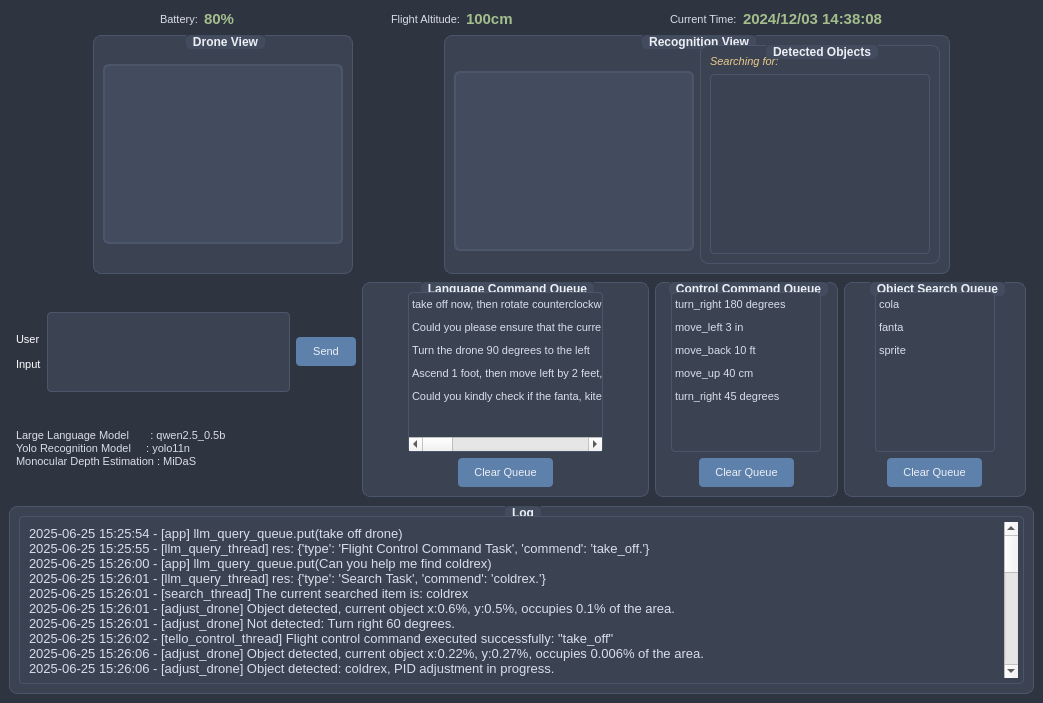
wp19991/LMUCS, file app/ui/main_window.ui: the form before one commit.
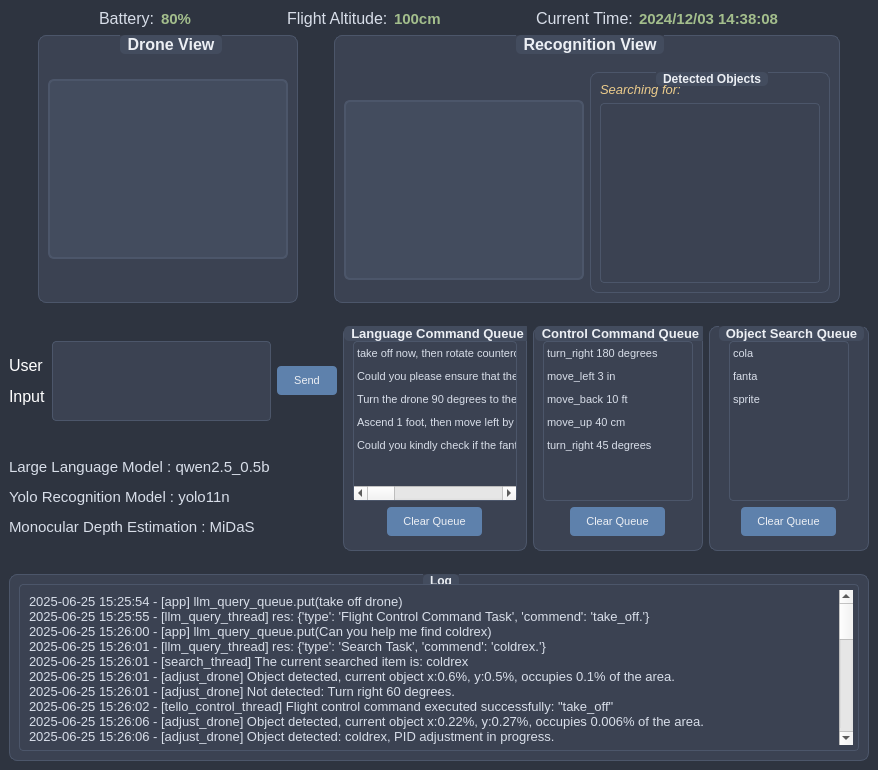
The form after the commit. Icons and pictures are not drawn.

Diff of the .ui file:
```diff
--- a/app/ui/main_window.ui
+++ b/app/ui/main_window.ui
@@ -6,8 +6,8 @@
    <rect>
     <x>0</x>
     <y>0</y>
-    <width>1043</width>
-    <height>703</height>
+    <width>878</width>
+    <height>770</height>
    </rect>
   </property>
   <property name="windowTitle">
@@ -112,8 +112,13 @@
       </item>
       <item>
        <widget class="QLabel" name="label_5">
+        <property name="font">
+         <font>
+          <pointsize>8</pointsize>
+         </font>
+        </property>
         <property name="text">
-         <string>Battery:</string>
+         <string>&lt;html&gt;&lt;head/&gt;&lt;body&gt;&lt;p&gt;&lt;span style=&quot; font-size:12pt;&quot;&gt;Battery:&lt;/span&gt;&lt;/p&gt;&lt;/body&gt;&lt;/html&gt;</string>
         </property>
        </widget>
       </item>
@@ -139,8 +144,13 @@
       </item>
       <item>
        <widget class="QLabel" name="label_7">
+        <property name="font">
+         <font>
+          <pointsize>8</pointsize>
+         </font>
+        </property>
         <property name="text">
-         <string>Flight Altitude:</string>
+         <string>&lt;html&gt;&lt;head/&gt;&lt;body&gt;&lt;p&gt;&lt;span style=&quot; font-size:12pt;&quot;&gt;Flight Altitude:&lt;/span&gt;&lt;/p&gt;&lt;/body&gt;&lt;/html&gt;</string>
         </property>
        </widget>
       </item>
@@ -166,8 +176,13 @@
       </item>
       <item>
        <widget class="QLabel" name="label_9">
+        <property name="font">
+         <font>
+          <pointsize>8</pointsize>
+         </font>
+        </property>
         <property name="text">
-         <string>Current Time:</string>
+         <string>&lt;html&gt;&lt;head/&gt;&lt;body&gt;&lt;p&gt;&lt;span style=&quot; font-size:12pt;&quot;&gt;Current Time:&lt;/span&gt;&lt;/p&gt;&lt;/body&gt;&lt;/html&gt;</string>
         </property>
        </widget>
       </item>
@@ -202,7 +217,7 @@
         </property>
         <property name="sizeHint" stdset="0">
          <size>
-          <width>40</width>
+          <width>5</width>
           <height>20</height>
          </size>
         </property>
@@ -210,6 +225,13 @@
       </item>
       <item>
        <widget class="QGroupBox" name="groupBox">
+        <property name="font">
+         <font>
+          <pointsize>12</pointsize>
+          <weight>75</weight>
+          <bold>true</bold>
+         </font>
+        </property>
         <property name="title">
          <string>Drone View</string>
         </property>
@@ -249,7 +271,7 @@
         </property>
         <property name="sizeHint" stdset="0">
          <size>
-          <width>40</width>
+          <width>5</width>
           <height>20</height>
          </size>
         </property>
@@ -263,95 +285,18 @@
           <verstretch>0</verstretch>
          </sizepolicy>
         </property>
+        <property name="font">
+         <font>
+          <pointsize>12</pointsize>
+          <weight>75</weight>
+          <bold>true</bold>
+         </font>
+        </property>
         <property name="title">
          <string>Recognition View</string>
         </property>
-        <layout class="QHBoxLayout" name="horizontalLayout">
-         <item>
-          <layout class="QVBoxLayout" name="verticalLayout_2">
-           <property name="spacing">
-            <number>0</number>
-           </property>
-           <property name="leftMargin">
-            <number>0</number>
-           </property>
-           <property name="topMargin">
-            <number>7</number>
-           </property>
-           <property name="rightMargin">
-            <number>0</number>
-           </property>
-           <property name="bottomMargin">
-            <number>7</number>
-           </property>
-           <item>
-            <widget class="QLabel" name="label_2">
-             <property name="minimumSize">
-              <size>
-               <width>240</width>
-               <height>9</height>
-              </size>
-             </property>
-             <property name="maximumSize">
-              <size>
-               <width>240</width>
-               <height>9</height>
-              </size>
-             </property>
-             <property name="lineWidth">
-              <number>0</number>
-             </property>
-             <property name="text">
-              <string/>
-             </property>
-             <property name="pixmap">
-              <pixmap resource="../res/app.qrc">:/png/png/near_far_p.png</pixmap>
-             </property>
-             <property name="scaledContents">
-              <bool>true</bool>
-             </property>
-             <property name="alignment">
-              <set>Qt::AlignCenter</set>
-             </property>
-            </widget>
-           </item>
-           <item>
-            <widget class="QLabel" name="label_img_predicted">
-             <property name="minimumSize">
-              <size>
-               <width>240</width>
-               <height>180</height>
-              </size>
-             </property>
-             <property name="maximumSize">
-              <size>
-               <width>240</width>
-               <height>180</height>
-              </size>
-             </property>
-             <property name="lineWidth">
-              <number>0</number>
-             </property>
-             <property name="text">
-              <string/>
-             </property>
-             <property name="pixmap">
-              <pixmap resource="../res/app.qrc">:/png/png/v_depth.jpg</pixmap>
-             </property>
-             <property name="scaledContents">
-              <bool>true</bool>
-             </property>
-             <property name="alignment">
-              <set>Qt::AlignCenter</set>
-             </property>
-             <property name="indent">
-              <number>-1</number>
-             </property>
-            </widget>
-           </item>
-          </layout>
-         </item>
-         <item>
+        <layout class="QGridLayout" name="gridLayout">
+         <item row="1" column="1">
           <widget class="QGroupBox" name="groupBox_7">
            <property name="sizePolicy">
             <sizepolicy hsizetype="Preferred" vsizetype="Expanding">
@@ -372,7 +317,7 @@
             <item>
              <widget class="QLabel" name="label_now_search_name">
               <property name="text">
-               <string>Searching for:</string>
+               <string>&lt;html&gt;&lt;head/&gt;&lt;body&gt;&lt;p&gt;&lt;span style=&quot; font-size:10pt;&quot;&gt;Searching for:&lt;/span&gt;&lt;/p&gt;&lt;/body&gt;&lt;/html&gt;</string>
               </property>
              </widget>
             </item>
@@ -407,6 +352,116 @@
            </layout>
           </widget>
          </item>
+         <item row="1" column="0">
+          <layout class="QVBoxLayout" name="verticalLayout_2">
+           <property name="spacing">
+            <number>0</number>
+           </property>
+           <property name="leftMargin">
+            <number>0</number>
+           </property>
+           <property name="topMargin">
+            <number>7</number>
+           </property>
+           <property name="rightMargin">
+            <number>0</number>
+           </property>
+           <property name="bottomMargin">
+            <number>7</number>
+           </property>
+           <item>
+            <widget class="QLabel" name="label_2">
+             <property name="minimumSize">
+              <size>
+               <width>240</width>
+               <height>9</height>
+              </size>
+             </property>
+             <property name="maximumSize">
+              <size>
+               <width>240</width>
+               <height>9</height>
+              </size>
+             </property>
+             <property name="lineWidth">
+              <number>0</number>
+             </property>
+             <property name="text">
+              <string/>
+             </property>
+             <property name="pixmap">
+              <pixmap resource="../res/app.qrc">:/png/png/near_far_p.png</pixmap>
+             </property>
+             <property name="scaledContents">
+              <bool>true</bool>
+             </property>
+             <property name="alignment">
+              <set>Qt::AlignCenter</set>
+             </property>
+            </widget>
+           </item>
+           <item>
+            <widget class="QLabel" name="label_img_predicted">
+             <property name="minimumSize">
+              <size>
+               <width>240</width>
+               <height>180</height>
+              </size>
+             </property>
+             <property name="maximumSize">
+              <size>
+               <width>240</width>
+               <height>180</height>
+              </size>
+             </property>
+             <property name="lineWidth">
+              <number>0</number>
+             </property>
+             <property name="text">
+              <string/>
+             </property>
+             <property name="pixmap">
+              <pixmap resource="../res/app.qrc">:/png/png/v_depth.jpg</pixmap>
+             </property>
+             <property name="scaledContents">
+              <bool>true</bool>
+             </property>
+             <property name="alignment">
+              <set>Qt::AlignCenter</set>
+             </property>
+             <property name="indent">
+              <number>-1</number>
+             </property>
+            </widget>
+           </item>
+          </layout>
+         </item>
+         <item row="0" column="0">
+          <spacer name="verticalSpacer_10">
+           <property name="orientation">
+            <enum>Qt::Vertical</enum>
+           </property>
+           <property name="sizeHint" stdset="0">
+            <size>
+             <width>20</width>
+             <height>40</height>
+            </size>
+           </property>
+          </spacer>
+         </item>
+         <item row="0" column="1">
+          <spacer name="verticalSpacer_11">
+           <property name="orientation">
+            <enum>Qt::Vertical</enum>
+           </property>
+           <property name="sizeHint" stdset="0">
+            <size>
+             <width>20</width>
+             <height>40</height>
+            </size>
+           </property>
+          </spacer>
+         </item>
         </layout>
        </widget>
       </item>
@@ -417,7 +472,7 @@
         </property>
         <property name="sizeHint" stdset="0">
          <size>
-          <width>40</width>
+          <width>5</width>
           <height>20</height>
          </size>
         </property>
@@ -427,19 +482,6 @@
     </item>
     <item>
      <layout class="QHBoxLayout" name="horizontalLayout_10">
-      <item>
-       <spacer name="horizontalSpacer_10">
-        <property name="orientation">
-         <enum>Qt::Horizontal</enum>
-        </property>
-        <property name="sizeHint" stdset="0">
-         <size>
-          <width>20</width>
-          <height>218</height>
-         </size>
-        </property>
-       </spacer>
-      </item>
       <item>
        <layout class="QVBoxLayout" name="verticalLayout_7">
         <item>
@@ -462,7 +504,7 @@
             <item>
              <widget class="QLabel" name="label">
               <property name="text">
-               <string>&lt;html&gt;&lt;head/&gt;&lt;body&gt;&lt;p&gt;&lt;span style=&quot; color:#ffffff;&quot;&gt;User&lt;/span&gt;&lt;/p&gt;&lt;p&gt;&lt;span style=&quot; color:#ffffff;&quot;&gt;Input&lt;/span&gt;&lt;/p&gt;&lt;/body&gt;&lt;/html&gt;</string>
+               <string>&lt;html&gt;&lt;head/&gt;&lt;body&gt;&lt;p&gt;&lt;span style=&quot; font-size:12pt; color:#ffffff;&quot;&gt;User&lt;/span&gt;&lt;/p&gt;&lt;p&gt;&lt;span style=&quot; font-size:12pt; color:#ffffff;&quot;&gt;Input&lt;/span&gt;&lt;/p&gt;&lt;/body&gt;&lt;/html&gt;</string>
               </property>
              </widget>
             </item>
@@ -503,6 +545,11 @@
                 <height>16777215</height>
                </size>
               </property>
+              <property name="font">
+               <font>
+                <pointsize>8</pointsize>
+               </font>
+              </property>
               <property name="text">
                <string>Send</string>
               </property>
@@ -526,9 +573,7 @@
           <item>
            <widget class="QLabel" name="label_15">
             <property name="text">
-             <string>Large Language Model       : qwen2.5_0.5b
-Yolo Recognition Model     : yolo11n
-Monocular Depth Estimation : MiDaS</string>
+             <string>&lt;html&gt;&lt;head/&gt;&lt;body&gt;&lt;p&gt;&lt;span style=&quot; font-size:11pt;&quot;&gt;Large Language Model       : qwen2.5_0.5b&lt;/span&gt;&lt;/p&gt;&lt;p&gt;&lt;span style=&quot; font-size:11pt;&quot;&gt;Yolo Recognition Model     : yolo11n&lt;/span&gt;&lt;/p&gt;&lt;p&gt;&lt;span style=&quot; font-size:11pt;&quot;&gt;Monocular Depth Estimation : MiDaS&lt;/span&gt;&lt;/p&gt;&lt;/body&gt;&lt;/html&gt;</string>
             </property>
            </widget>
           </item>
@@ -557,25 +602,32 @@
           <verstretch>0</verstretch>
          </sizepolicy>
         </property>
+        <property name="font">
+         <font>
+          <pointsize>10</pointsize>
+          <weight>75</weight>
+          <bold>true</bold>
+         </font>
+        </property>
         <property name="title">
          <string>Language Command Queue</string>
         </property>
         <layout class="QVBoxLayout" name="verticalLayout_4">
+         <item>
+          <spacer name="verticalSpacer_4">
+           <property name="orientation">
+            <enum>Qt::Vertical</enum>
+           </property>
+           <property name="sizeHint" stdset="0">
+            <size>
+             <width>20</width>
+             <height>5</height>
+            </size>
+           </property>
+          </spacer>
+         </item>
          <item>
           <layout class="QHBoxLayout" name="horizontalLayout_4">
-           <item>
-            <spacer name="horizontalSpacer_17">
-             <property name="orientation">
-              <enum>Qt::Horizontal</enum>
-             </property>
-             <property name="sizeHint" stdset="0">
-              <size>
-               <width>40</width>
-               <height>20</height>
-              </size>
-             </property>
-            </spacer>
-           </item>
            <item>
             <widget class="QListWidget" name="listWidget_llm_query_queue">
              <property name="sizePolicy">
@@ -629,19 +681,6 @@
              </item>
             </widget>
            </item>
-           <item>
-            <spacer name="horizontalSpacer_13">
-             <property name="orientation">
-              <enum>Qt::Horizontal</enum>
-             </property>
-             <property name="sizeHint" stdset="0">
-              <size>
-               <width>40</width>
-               <height>20</height>
-              </size>
-             </property>
-            </spacer>
-           </item>
           </layout>
          </item>
          <item>
@@ -681,6 +720,19 @@
            </item>
           </layout>
          </item>
+         <item>
+          <spacer name="verticalSpacer_7">
+           <property name="orientation">
+            <enum>Qt::Vertical</enum>
+           </property>
+           <property name="sizeHint" stdset="0">
+            <size>
+             <width>20</width>
+             <height>5</height>
+            </size>
+           </property>
+          </spacer>
+         </item>
         </layout>
        </widget>
       </item>
@@ -692,25 +744,32 @@
           <verstretch>0</verstretch>
          </sizepolicy>
         </property>
+        <property name="font">
+         <font>
+          <pointsize>10</pointsize>
+          <weight>75</weight>
+          <bold>true</bold>
+         </font>
+        </property>
         <property name="title">
          <string>Control Command Queue</string>
         </property>
         <layout class="QVBoxLayout" name="verticalLayout_5">
+         <item>
+          <spacer name="verticalSpacer_5">
+           <property name="orientation">
+            <enum>Qt::Vertical</enum>
+           </property>
+           <property name="sizeHint" stdset="0">
+            <size>
+             <width>20</width>
+             <height>5</height>
+            </size>
+           </property>
+          </spacer>
+         </item>
          <item>
           <layout class="QHBoxLayout" name="horizontalLayout_6">
-           <item>
-            <spacer name="horizontalSpacer_18">
-             <property name="orientation">
-              <enum>Qt::Horizontal</enum>
-             </property>
-             <property name="sizeHint" stdset="0">
-              <size>
-               <width>13</width>
-               <height>20</height>
-              </size>
-             </property>
-            </spacer>
-           </item>
            <item>
             <widget class="QListWidget" name="listWidget_tello_command_queue">
              <property name="minimumSize">
@@ -752,19 +811,6 @@
              </item>
             </widget>
            </item>
-           <item>
-            <spacer name="horizontalSpacer_19">
-             <property name="orientation">
-              <enum>Qt::Horizontal</enum>
-             </property>
-             <property name="sizeHint" stdset="0">
-              <size>
-               <width>13</width>
-               <height>20</height>
-              </size>
-             </property>
-            </spacer>
-           </item>
           </layout>
          </item>
          <item>
@@ -804,6 +850,19 @@
            </item>
           </layout>
          </item>
+         <item>
+          <spacer name="verticalSpacer_8">
+           <property name="orientation">
+            <enum>Qt::Vertical</enum>
+           </property>
+           <property name="sizeHint" stdset="0">
+            <size>
+             <width>20</width>
+             <height>5</height>
+            </size>
+           </property>
+          </spacer>
+         </item>
         </layout>
        </widget>
       </item>
@@ -821,25 +880,37 @@
           <height>0</height>
          </size>
         </property>
+        <property name="font">
+         <font>
+          <pointsize>10</pointsize>
+          <weight>75</weight>
+          <bold>true</bold>
+         </font>
+        </property>
         <property name="title">
          <string>Object Search Queue</string>
         </property>
         <layout class="QVBoxLayout" name="verticalLayout_6">
+         <item>
+          <spacer name="verticalSpacer_6">
+           <property name="font">
+            <font>
+             <pointsize>10</pointsize>
+            </font>
+           </property>
+           <property name="orientation">
+            <enum>Qt::Vertical</enum>
+           </property>
+           <property name="sizeHint" stdset="0">
+            <size>
+             <width>20</width>
+             <height>5</height>
+            </size>
+           </property>
+          </spacer>
+         </item>
          <item>
           <layout class="QHBoxLayout" name="horizontalLayout_8">
-           <item>
-            <spacer name="horizontalSpacer_21">
-             <property name="orientation">
-              <enum>Qt::Horizontal</enum>
-             </property>
-             <property name="sizeHint" stdset="0">
-              <size>
-               <width>18</width>
-               <height>20</height>
-              </size>
-             </property>
-            </spacer>
-           </item>
            <item>
             <widget class="QListWidget" name="listWidget_yolo_search_queue">
              <property name="minimumSize">
@@ -871,19 +942,6 @@
              </item>
             </widget>
            </item>
-           <item>
-            <spacer name="horizontalSpacer_20">
-             <property name="orientation">
-              <enum>Qt::Horizontal</enum>
-             </property>
-             <property name="sizeHint" stdset="0">
-              <size>
-               <width>13</width>
-               <height>20</height>
-              </size>
-             </property>
-            </spacer>
-           </item>
           </layout>
          </item>
          <item>
@@ -923,22 +981,22 @@
            </item>
           </layout>
          </item>
+         <item>
+          <spacer name="verticalSpacer_9">
+           <property name="orientation">
+            <enum>Qt::Vertical</enum>
+           </property>
+           <property name="sizeHint" stdset="0">
+            <size>
+             <width>20</width>
+             <height>5</height>
+            </size>
+           </property>
+          </spacer>
+         </item>
         </layout>
        </widget>
       </item>
-      <item>
-       <spacer name="horizontalSpacer_9">
-        <property name="orientation">
-         <enum>Qt::Horizontal</enum>
-        </property>
-        <property name="sizeHint" stdset="0">
-         <size>
-          <width>21</width>
-          <height>218</height>
-         </size>
-        </property>
-       </spacer>
-      </item>
      </layout>
     </item>
     <item>
```
